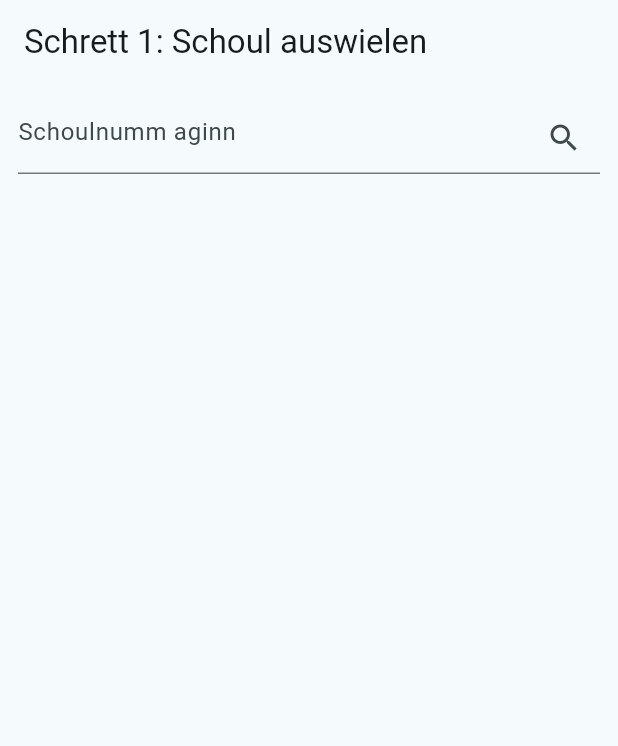
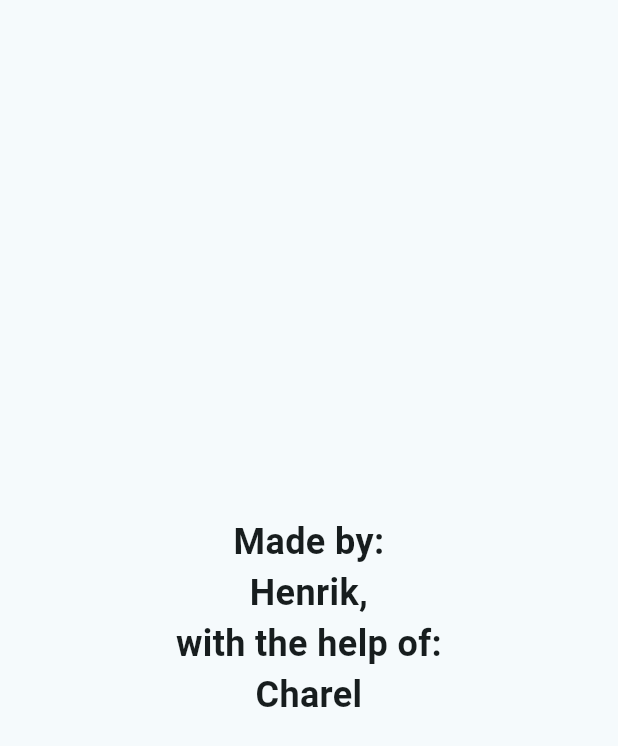
Before and after one commit to HenrikZaenger/oublie, a Flutter app: the first screen one second after launch, on a phone screen of 412 x 824 dp. Shown: the top 746 px of the screen. Run offline on Flutter 3.47's test engine with Material 3 defaults, Android fonts, the light colour scheme and no system bars; our stand-ins replace equatable, file_picker, logger, share_plus, shared_preferences; missing offline and left inert: base32.

Commit message:
License and Spash screen

```diff
--- a/lib/main.dart
+++ b/lib/main.dart
@@ -1,5 +1,6 @@
 import 'package:dart_untis_mobile/dart_untis_mobile.dart';
 import 'package:flutter/material.dart';
+import 'package:oublie/splash_screen.dart';
 import 'loading.dart';
 
 void main() {
@@ -28,7 +29,7 @@ class MyApp extends StatelessWidget {
           brightness: Brightness.dark,
         ),
       ),
-      home: LoadingScreen(),
+      home: SplashScreen(),
       debugShowCheckedModeBanner: false,
     );
   }
--- /dev/null
+++ b/lib/splash_screen.dart
@@ -0,0 +1,36 @@
+import 'package:flutter/material.dart';
+import 'dart:async';
+
+import 'package:oublie/loading.dart';
+
+class SplashScreen extends StatefulWidget {
+  @override
+  _SplashScreenState createState() => _SplashScreenState();
+}
+
+class _SplashScreenState extends State<SplashScreen> {
+
+  @override
+  void initState() {
+    super.initState();
+    // After 2 seconds, navigate to your HomePage
+    Timer(Duration(seconds: 2), () {
+      Navigator.of(context).pushReplacement(
+        MaterialPageRoute(builder: (_) => LoadingScreen()), // Replace HomePage with your main screen
+      );
+    });
+  }
+
+  @override
+  Widget build(BuildContext context) {
+    return Scaffold(
+      body: Center(
+        child: Text(
+          'Made by:\nHenrik,\nwith the help of:\nCharel',
+          style: TextStyle(fontSize: 24, fontWeight: FontWeight.bold),
+          textAlign: TextAlign.center,
+        ),
+      ),
+    );
+  }
+}
```
Also changed, not shown: lib/pages/bicher.dart (+5 -2 lines), lib/pages/settings.dart (+24 -6 lines).
